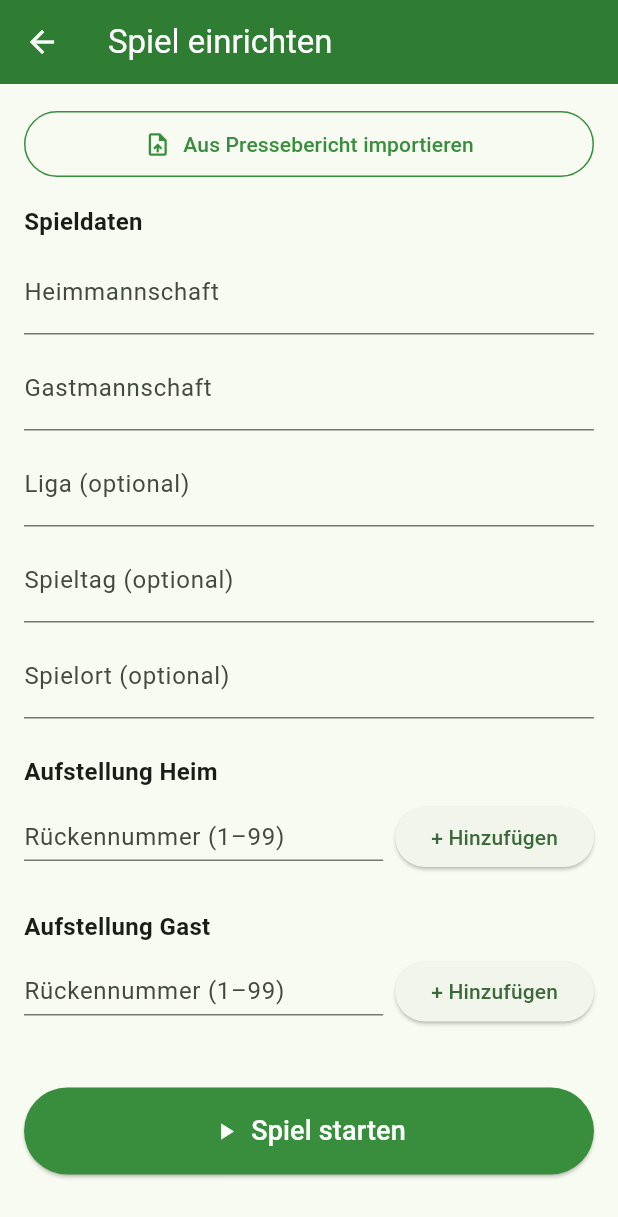
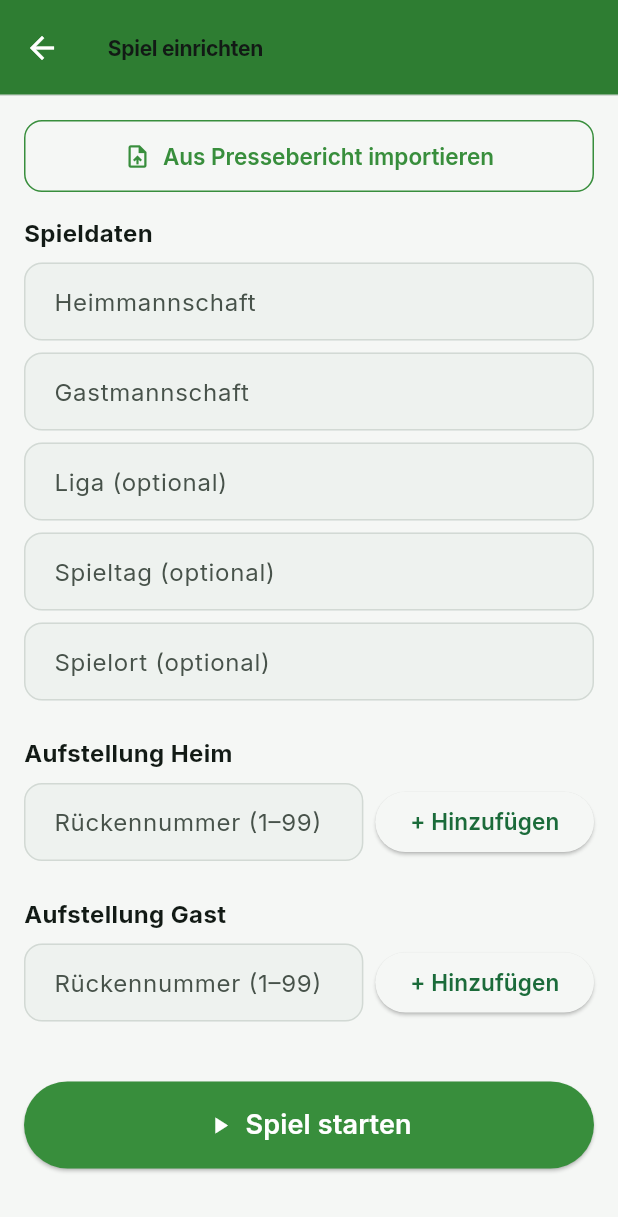
Before and after one commit to metamorpha/beobachter-app, a Flutter app: the screen it shows after launch, after a tap on "Neues Spiel", on a phone screen of 412 x 824 dp. Shown: the top 1217 px of the screen. Run offline on Flutter 3.47's test engine with Material 3 defaults, Android fonts, the phone set to English and light mode, and no system bars; our stand-ins replace drift, drift_flutter, file_picker, flutter_riverpod; missing offline and left inert: window_manager; accounts and stored records are empty; generated files the repository leaves out were written again.

Commit message:
UI-Redesign Phase 1: helles Theme, Inter, Design-Tokens, Bausteine (US-601)
Co-Authored-By: Claude Opus 5.5 (1M context) <noreply@anthropic.com>

```diff
--- a/src/lib/app.dart
+++ b/src/lib/app.dart
@@ -1,6 +1,7 @@
 import 'package:flutter/material.dart';
 
 import 'presentation/screens/game_list/game_list_screen.dart';
+import 'presentation/theme/app_theme.dart';
 
 class BeobachterApp extends StatelessWidget {
   const BeobachterApp({super.key});
@@ -10,11 +11,8 @@ class BeobachterApp extends StatelessWidget {
     return MaterialApp(
       title: 'Beobachter',
       debugShowCheckedModeBanner: false,
-      theme: ThemeData(
-        colorSchemeSeed: Colors.green,
-        brightness: Brightness.light,
-        useMaterial3: true,
-      ),
+      theme: AppTheme.light,
+      themeMode: ThemeMode.light,
       home: const GameListScreen(),
     );
   }
--- /dev/null
+++ b/src/lib/presentation/theme/app_colors.dart
@@ -0,0 +1,99 @@
+import 'package:flutter/material.dart';
+
+import '../../domain/enums/card_type.dart';
+import '../../domain/enums/team_side.dart';
+
+/// Farben mit fester fachlicher Bedeutung (US-601). Überall gleich verwendet:
+/// Heim/Gast, Bewertung, Karten, Coaching, Phasen-Aktionen, Spielfeld.
+@immutable
+class AppColors extends ThemeExtension<AppColors> {
+  final Color home;
+  final Color away;
+  final Color correct;
+  final Color wrong;
+  final Color yellowCard;
+  final Color yellowRedCard;
+  final Color redCard;
+  final Color coaching;
+  final Color phaseStart;
+  final Color phasePause;
+  final Color phaseStop;
+  final Color phaseFinish;
+  final Color pitch;
+  final Color pitchStripe;
+  final Color pitchLine;
+  final Color warning;
+  final Color warningContainer;
+  final Color onWarningContainer;
+
+  const AppColors({
+    required this.home,
+    required this.away,
+    required this.correct,
+    required this.wrong,
+    required this.yellowCard,
+    required this.yellowRedCard,
+    required this.redCard,
+    required this.coaching,
+    required this.phaseStart,
+    required this.phasePause,
+    required this.phaseStop,
+    required this.phaseFinish,
+    required this.pitch,
+    required this.pitchStripe,
+    required this.pitchLine,
+    required this.warning,
+    required this.warningContainer,
+    required this.onWarningContainer,
+  });
+
+  static const light = AppColors(
+    home: Color(0xFF1D4ED8),
+    away: Color(0xFFC2261D),
+    correct: Color(0xFF15803D),
+    wrong: Color(0xFFB91C1C),
+    yellowCard: Color(0xFFFACC15),
+    yellowRedCard: Color(0xFFEA580C),
+    redCard: Color(0xFFB91C1C),
+    coaching: Color(0xFFF59E0B),
+    phaseStart: Color(0xFF15803D),
+    phasePause: Color(0xFFC2410C),
+    phaseStop: Color(0xFFB91C1C),
+    phaseFinish: Color(0xFF334155),
+    pitch: Color(0xFF2F7D3B),
+    pitchStripe: Color(0xFF2A7235),
+    pitchLine: Color(0xF2FFFFFF),
+    warning: Color(0xFFB45309),
+    warningContainer: Color(0xFFFEF3C7),
+    onWarningContainer: Color(0xFF78350F),
+  );
+
+  Color team(TeamSide side) => side == TeamSide.home ? home : away;
+
+  Color card(CardType type) => switch (type) {
+        CardType.yellow => yellowCard,
+        CardType.yellowRed => yellowRedCard,
+        CardType.red => redCard,
+      };
+
+  /// Lesbare Schriftfarbe auf einer der obigen Flächen.
+  static Color onColor(Color background) =>
+      ThemeData.estimateBrightnessForColor(background) == Brightness.dark
+          ? Colors.white
+          : const Color(0xFF1A1A1A);
+
+  @override
+  AppColors copyWith() => this;
+
+  @override
+  AppColors lerp(AppColors? other, double t) => other ?? this;
+}
+
+extension AppColorsContext on BuildContext {
+  /// Fallback auf [AppColors.light], falls ein Widget außerhalb des App-Themes
+  /// gebaut wird (z. B. in Widget-Tests mit nacktem `MaterialApp`).
+  AppColors get colors =>
+      Theme.of(this).extension<AppColors>() ?? AppColors.light;
+  ColorScheme get scheme => Theme.of(this).colorScheme;
+  TextTheme get text => Theme.of(this).textTheme;
+}
--- /dev/null
+++ b/src/lib/presentation/theme/app_spacing.dart
@@ -0,0 +1,30 @@
+/// Abstandsraster, Radien und Mindestgrößen für Tippflächen (US-601).
+abstract final class AppSpacing {
+  static const double xs = 4;
+  static const double s = 8;
+  static const double m = 12;
+  static const double l = 16;
+  static const double xl = 24;
+  static const double xxl = 32;
+}
+
+abstract final class AppRadius {
+  static const double s = 8;
+  static const double m = 12;
+  static const double l = 16;
+  static const double xl = 24;
+}
+
+abstract final class AppSizes {
+  /// Allgemeine Mindest-Tippfläche.
+  static const double tap = 48;
+
+  /// Tippflächen im Live-Screen (US-602, US-603).
+  static const double liveTap = 56;
+
+  /// Primäraktionen: Speichern, Phasenwechsel.
+  static const double primaryAction = 64;
+
+  /// Mindestbreite des Phasen-Buttons (US-602).
+  static const double phaseButtonWidth = 160;
+}
--- /dev/null
+++ b/src/lib/presentation/theme/app_theme.dart
@@ -0,0 +1,214 @@
+import 'package:flutter/cupertino.dart' show CupertinoPageTransitionsBuilder;
+import 'package:flutter/material.dart';
+
+import 'app_colors.dart';
+import 'app_spacing.dart';
+
+/// Einziges Theme der App: hell, kontraststark, Inter (US-601).
+/// Bewusst kein Dark Theme — die App wird überwiegend draußen genutzt.
+abstract final class AppTheme {
+  static const fontFamily = 'Inter';
+
+  static const _primary = Color(0xFF1B6B3A);
+
+  static final ColorScheme _scheme = ColorScheme.fromSeed(
+    seedColor: _primary,
+    brightness: Brightness.light,
+  ).copyWith(
+    primary: _primary,
+    onPrimary: Colors.white,
+    primaryContainer: const Color(0xFFD3EEDB),
+    onPrimaryContainer: const Color(0xFF0B3A1D),
+    secondaryContainer: const Color(0xFFE2EAE4),
+    onSecondaryContainer: const Color(0xFF1C2B21),
+    surface: Colors.white,
+    onSurface: const Color(0xFF121A15),
+    onSurfaceVariant: const Color(0xFF47524A),
+    surfaceContainerLowest: Colors.white,
+    surfaceContainerLow: const Color(0xFFF5F7F5),
+    surfaceContainer: const Color(0xFFEEF2EF),
+    surfaceContainerHigh: const Color(0xFFE7ECE8),
+    surfaceContainerHighest: const Color(0xFFDFE5E0),
+    outline: const Color(0xFF7D8880),
+    outlineVariant: const Color(0xFFD2D9D4),
+    error: const Color(0xFFB91C1C),
+    onError: Colors.white,
+  );
+
+  static ThemeData get light {
+    final scheme = _scheme;
+    final base = ThemeData(
+      useMaterial3: true,
+      colorScheme: scheme,
+      fontFamily: fontFamily,
+      brightness: Brightness.light,
+    );
+    final text = base.textTheme.copyWith(
+      headlineSmall: base.textTheme.headlineSmall
+          ?.copyWith(fontWeight: FontWeight.w700, letterSpacing: -0.3),
+      titleLarge: base.textTheme.titleLarge
+          ?.copyWith(fontWeight: FontWeight.w700, letterSpacing: -0.2),
+      titleMedium:
+          base.textTheme.titleMedium?.copyWith(fontWeight: FontWeight.w600),
+      titleSmall:
+          base.textTheme.titleSmall?.copyWith(fontWeight: FontWeight.w600),
+      labelLarge: base.textTheme.labelLarge
+          ?.copyWith(fontSize: 15, fontWeight: FontWeight.w600),
+      labelMedium: base.textTheme.labelMedium
+          ?.copyWith(fontSize: 13, fontWeight: FontWeight.w600),
+      labelSmall: base.textTheme.labelSmall?.copyWith(
+          fontSize: 12, fontWeight: FontWeight.w700, letterSpacing: 0.8),
+      bodySmall: base.textTheme.bodySmall?.copyWith(fontSize: 13),
+    );
+
+    final roundedM = RoundedRectangleBorder(
+        borderRadius: BorderRadius.circular(AppRadius.m));
+    const buttonMin = Size(AppSizes.tap, AppSizes.tap);
+
+    return base.copyWith(
+      textTheme: text,
+      scaffoldBackgroundColor: scheme.surfaceContainerLow,
+      extensions: const [AppColors.light],
+      visualDensity: VisualDensity.standard,
+      materialTapTargetSize: MaterialTapTargetSize.padded,
+      splashFactory: InkSparkle.splashFactory,
+      pageTransitionsTheme: const PageTransitionsTheme(builders: {
+        TargetPlatform.android: FadeForwardsPageTransitionsBuilder(),
+        TargetPlatform.windows: FadeForwardsPageTransitionsBuilder(),
+        TargetPlatform.linux: FadeForwardsPageTransitionsBuilder(),
+        TargetPlatform.macOS: FadeForwardsPageTransitionsBuilder(),
+        // iOS behält die native Wisch-zurück-Geste (Navigation unverändert).
+        TargetPlatform.iOS: CupertinoPageTransitionsBuilder(),
+      }),
+      appBarTheme: AppBarTheme(
+        backgroundColor: scheme.surface,
+        foregroundColor: scheme.onSurface,
+        surfaceTintColor: Colors.transparent,
+        elevation: 0,
+        scrolledUnderElevation: 2,
+        shadowColor: Colors.black26,
+        centerTitle: false,
+        toolbarHeight: 64,
+        titleTextStyle: text.titleLarge?.copyWith(color: scheme.onSurface),
+        shape: Border(bottom: BorderSide(color: scheme.outlineVariant)),
+      ),
+      filledButtonTheme: FilledButtonThemeData(
+        style: FilledButton.styleFrom(
+          minimumSize: buttonMin,
+          padding: const EdgeInsets.symmetric(horizontal: AppSpacing.xl),
+          shape: roundedM,
+          textStyle: text.labelLarge,
+        ),
+      ),
+      outlinedButtonTheme: OutlinedButtonThemeData(
+        style: OutlinedButton.styleFrom(
+          minimumSize: buttonMin,
+          padding: const EdgeInsets.symmetric(horizontal: AppSpacing.xl),
+          shape: roundedM,
+          side: BorderSide(color: scheme.outline),
+          textStyle: text.labelLarge,
+        ),
+      ),
+      textButtonTheme: TextButtonThemeData(
+        style: TextButton.styleFrom(
+          minimumSize: buttonMin,
+          padding: const EdgeInsets.symmetric(horizontal: AppSpacing.l),
+          shape: roundedM,
+          textStyle: text.labelLarge,
+        ),
+      ),
+      iconButtonTheme: IconButtonThemeData(
+        style: IconButton.styleFrom(minimumSize: buttonMin),
+      ),
+      floatingActionButtonTheme: FloatingActionButtonThemeData(
+        backgroundColor: scheme.primary,
+        foregroundColor: scheme.onPrimary,
+        elevation: 2,
+        highlightElevation: 4,
+        extendedSizeConstraints:
+            const BoxConstraints.tightFor(height: AppSizes.primaryAction),
+        extendedPadding:
+            const EdgeInsets.symmetric(horizontal: AppSpacing.xl),
+        extendedTextStyle: text.labelLarge?.copyWith(fontSize: 16),
+        shape: RoundedRectangleBorder(
+            borderRadius: BorderRadius.circular(AppRadius.l + 4)),
+      ),
+      cardTheme: CardThemeData(
+        color: scheme.surface,
+        surfaceTintColor: Colors.transparent,
+        elevation: 0,
+        margin: EdgeInsets.zero,
+        clipBehavior: Clip.antiAlias,
+        shape: RoundedRectangleBorder(
+          borderRadius: BorderRadius.circular(AppRadius.l),
+          side: BorderSide(color: scheme.outlineVariant),
+        ),
+      ),
+      chipTheme: ChipThemeData(
+        shape: RoundedRectangleBorder(
+            borderRadius: BorderRadius.circular(AppRadius.s + 2)),
+        side: BorderSide(color: scheme.outlineVariant),
+        labelStyle: text.labelLarge?.copyWith(fontSize: 14),
+        padding: const EdgeInsets.symmetric(horizontal: 4, vertical: 6),
+        showCheckmark: false,
+      ),
+      inputDecorationTheme: InputDecorationTheme(
+        filled: true,
+        fillColor: scheme.surfaceContainer,
+        isDense: false,
+        contentPadding: const EdgeInsets.symmetric(
+            horizontal: AppSpacing.l, vertical: AppSpacing.m + 2),
+        hintStyle: TextStyle(color: scheme.onSurfaceVariant),
+        border: OutlineInputBorder(
+          borderRadius: BorderRadius.circular(AppRadius.m),
+          borderSide: BorderSide.none,
+        ),
+        enabledBorder: OutlineInputBorder(
+          borderRadius: BorderRadius.circular(AppRadius.m),
+          borderSide: BorderSide(color: scheme.outlineVariant),
+        ),
+        focusedBorder: OutlineInputBorder(
+          borderRadius: BorderRadius.circular(AppRadius.m),
+          borderSide: BorderSide(color: scheme.primary, width: 2),
+        ),
+      ),
+      dialogTheme: DialogThemeData(
+        backgroundColor: scheme.surface,
+        surfaceTintColor: Colors.transparent,
+        shape: RoundedRectangleBorder(
+            borderRadius: BorderRadius.circular(AppRadius.xl)),
+        titleTextStyle: text.headlineSmall?.copyWith(color: scheme.onSurface),
+      ),
+      bottomSheetTheme: BottomSheetThemeData(
+        backgroundColor: scheme.surface,
+        surfaceTintColor: Colors.transparent,
+        showDragHandle: true,
+        shape: const RoundedRectangleBorder(
+            borderRadius:
+                BorderRadius.vertical(top: Radius.circular(AppRadius.xl))),
+      ),
+      tabBarTheme: TabBarThemeData(
+        labelColor: scheme.onPrimaryContainer,
+        unselectedLabelColor: scheme.onSurfaceVariant,
+        labelStyle: text.labelLarge,
+        unselectedLabelStyle: text.labelLarge,
+        indicatorSize: TabBarIndicatorSize.tab,
+        dividerColor: Colors.transparent,
+        indicator: BoxDecoration(
+          color: scheme.primaryContainer,
+          borderRadius: BorderRadius.circular(AppRadius.m),
+        ),
+        overlayColor: WidgetStatePropertyAll(
+            scheme.primary.withValues(alpha: 0.06)),
+      ),
+      dividerTheme:
+          DividerThemeData(color: scheme.outlineVariant, thickness: 1),
+      tooltipTheme: TooltipThemeData(
+        waitDuration: const Duration(milliseconds: 600),
+        textStyle: text.bodySmall?.copyWith(color: Colors.white),
+      ),
+      progressIndicatorTheme:
+          ProgressIndicatorThemeData(color: scheme.primary),
+    );
+  }
+}
```
Also changed, not shown: src/assets/fonts/inter/OFL.txt (added, +92 -0 lines), src/lib/presentation/theme/app_motion.dart (added, +19 -0 lines), src/lib/presentation/theme/event_type_style.dart (added, +31 -0 lines), src/lib/presentation/widgets/section_header.dart (added, +22 -0 lines), src/lib/presentation/widgets/select_tile.dart (added, +142 -0 lines), src/lib/presentation/widgets/stat_card.dart (added, +41 -0 lines), src/pubspec.yaml (+14 -0 lines), src/assets/fonts/inter/Inter-Bold.ttf (added), src/assets/fonts/inter/Inter-Medium.ttf (added), src/assets/fonts/inter/Inter-Regular.ttf (added), src/assets/fonts/inter/Inter-SemiBold.ttf (added).
